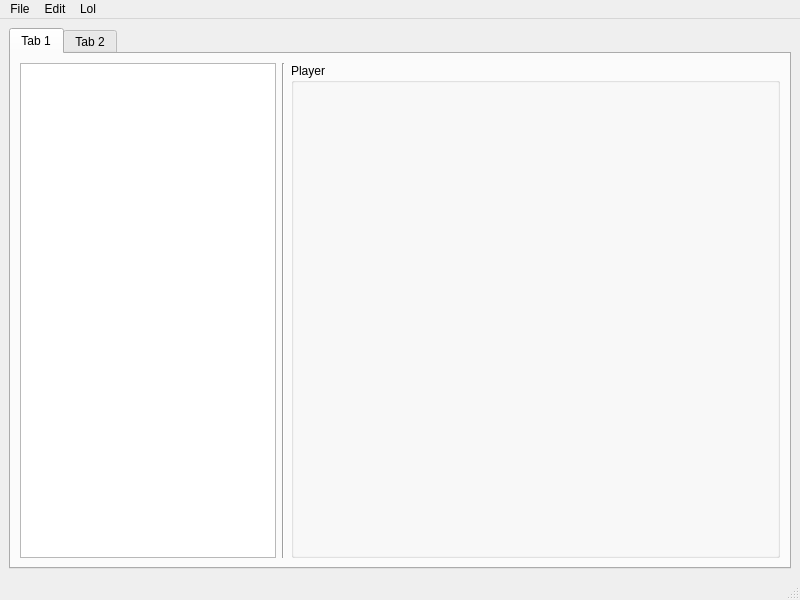
centowen/pybaduk, file qttest.ui: the form before one commit.
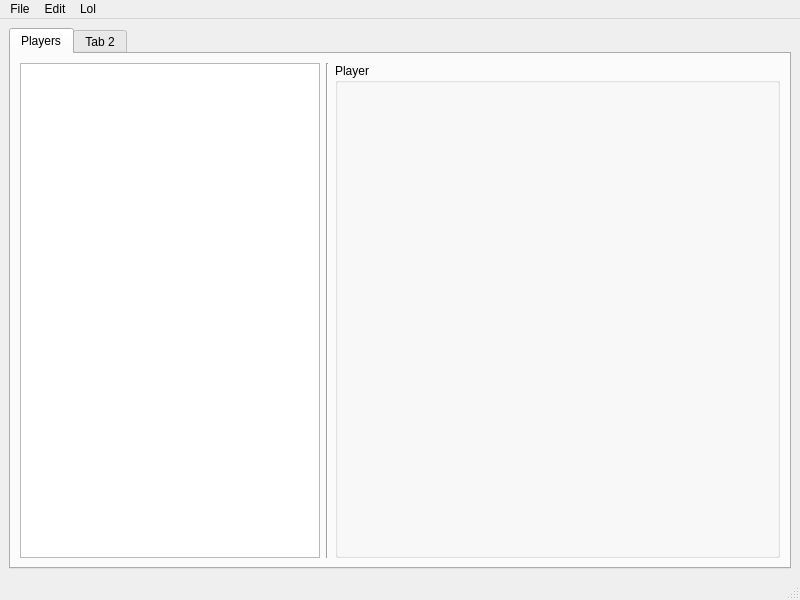
The form after the commit.

Commit message: Added total ordering to Name class.

Diff of the .ui file:
```diff
--- a/qttest.ui
+++ b/qttest.ui
@@ -22,17 +22,26 @@
       </property>
       <widget class="QWidget" name="tab">
        <attribute name="title">
-        <string>Tab 1</string>
+        <string>Players</string>
        </attribute>
        <layout class="QHBoxLayout" name="horizontalLayout">
         <item>
          <widget class="QTableWidget" name="tableWidget">
+          <property name="enabled">
+           <bool>true</bool>
+          </property>
           <property name="sizePolicy">
-           <sizepolicy hsizetype="Fixed" vsizetype="Expanding">
+           <sizepolicy hsizetype="Minimum" vsizetype="Expanding">
             <horstretch>0</horstretch>
             <verstretch>0</verstretch>
            </sizepolicy>
           </property>
+          <property name="minimumSize">
+           <size>
+            <width>300</width>
+            <height>0</height>
+           </size>
+          </property>
           <property name="autoScrollMargin">
            <number>10</number>
           </property>
```
The commit also changes 1 other file.
